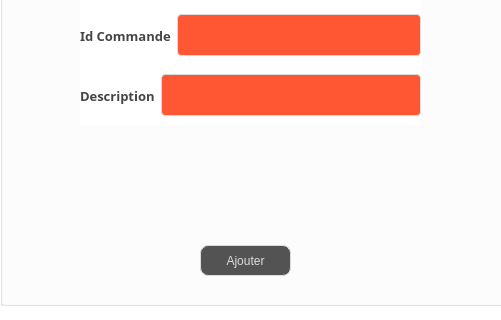
Before: the Qt Designer form Gestion Des client/mainwindow.ui in soumaya-nheri/Smart-Restaurant-2A25, drawn with Qt 5; both pictures show x 130 to 631 and y 159 to 479 of the 1112 by 658 pixel window.
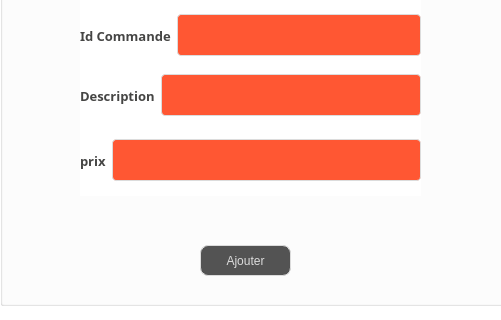
After: the same form once the commit is applied. The open tabs and pages were chosen to show the change. Icons and pictures are not drawn.

Diff of the .ui file:
```diff
--- a/Gestion Des client/mainwindow.ui
+++ b/Gestion Des client/mainwindow.ui
@@ -1288,6 +1288,56 @@
           </item>
          </layout>
         </widget>
+        <widget class="QWidget" name="layoutWidget_2">
+         <property name="geometry">
+          <rect>
+           <x>80</x>
+           <y>190</y>
+           <width>341</width>
+           <height>71</height>
+          </rect>
+         </property>
+         <layout class="QHBoxLayout" name="horizontalLayout_25">
+          <item>
+           <widget class="QLabel" name="label_110">
+            <property name="font">
+             <font>
+              <family>Segoe Print</family>
+              <pointsize>-1</pointsize>
+              <weight>75</weight>
+              <bold>true</bold>
+             </font>
+            </property>
+            <property name="styleSheet">
+             <string notr="true">background-color: transparent;
+	color: #454544;
+	font-weight: bold;
+	font-size: 13px;</string>
+            </property>
+            <property name="text">
+             <string>prix</string>
+            </property>
+           </widget>
+          </item>
+          <item>
+           <widget class="QLineEdit" name="lineEdit_10">
+            <property name="styleSheet">
+             <string notr="true">QLineEdit {
+  width: 100%;
+  padding: 12px 20px;
+  margin: 8px 0;
+  display: inline-block;
+  border: 1px solid #dcdcdc;
+  border-radius: 4px;
+  box-sizing: border-box;
+  background: #FF5733;
+  color: #FFFFFF;
+}</string>
+            </property>
+           </widget>
+          </item>
+         </layout>
+        </widget>
        </widget>
       </widget>
       <widget class="QWidget" name="tab_32">
```
Left out of the diff: 47 changed lines with no effect on the pictures.
